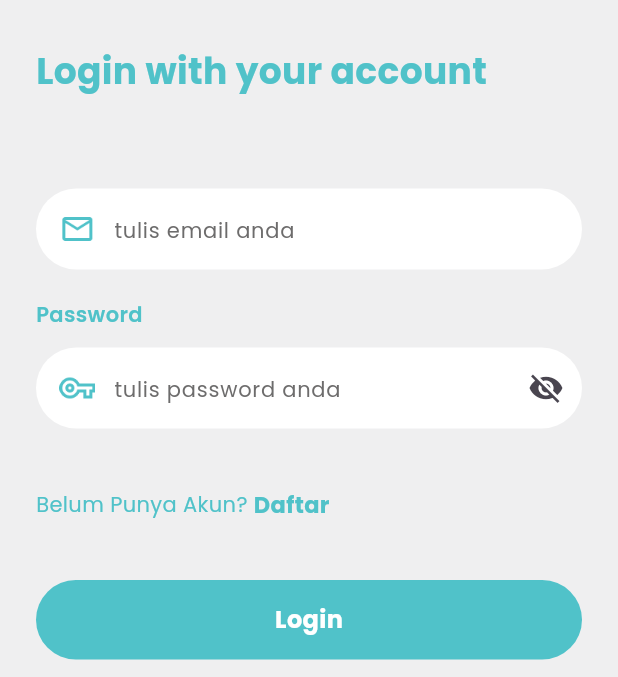
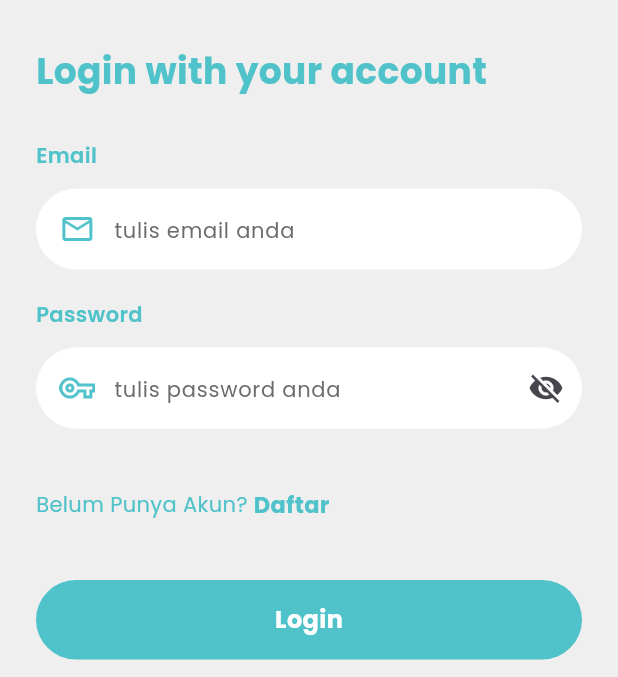
Before and after one commit to MaulanaBarzaqi/inetagan, a Flutter app: the screen it shows after launch, on a phone screen of 412 x 824 dp, the part 257-934 px from its top. Run offline on Flutter 3.47's test engine with Material 3 defaults, Android fonts, the phone set to English and light mode, and no system bars; our stand-ins replace bloc, dartz, dio, equatable, flutter_bloc, gap and 3 more.

Commit message:
error login

```diff
--- a/lib/common/routes.dart
+++ b/lib/common/routes.dart
@@ -1,15 +1,23 @@
+import 'package:go_router/go_router.dart';
 import 'package:inetagan/features/home/presentation/pages/home_page.dart';
 import 'package:inetagan/features/login/presentation/pages/login_page.dart';
 
-enum MyRoute {
-  login('/login'),
-  home('/home');
-
-  final String name;
-  const MyRoute(this.name);
+class RouteNames {
+  static const login = 'login';
+  static const home = 'home';
 }
 
-final routes = {
-  MyRoute.login.name: (context) => const LoginPage(),
-  MyRoute.home.name: (context) => const HomePage(),
-};
+final GoRouter router = GoRouter(
+  routes: [
+    GoRoute(
+      name: RouteNames.login,
+      path: '/',
+      builder: (context, state) => LoginPage(),
+    ),
+    GoRoute(
+      name: RouteNames.home,
+      path: '/home',
+      builder: (context, state) => HomePage(),
+    ),
+  ],
+);
--- a/lib/features/login/data/models/user_model.dart
+++ b/lib/features/login/data/models/user_model.dart
@@ -8,7 +8,7 @@ class UserModel extends UserEntity {
     required super.name,
     required super.email,
     required super.role,
-    // required super.deviceToken,
+    super.deviceToken,
     required super.createdAt,
     required super.updatedAt,
   });
@@ -21,7 +21,7 @@ class UserModel extends UserEntity {
     name: json["name"],
     email: json["email"],
     role: json["role"],
-    // deviceToken: json["device_token"],
+    deviceToken: json["device_token"] ?? '',
     createdAt: DateTime.parse(json["created_at"]),
     updatedAt: DateTime.parse(json["updated_at"]),
   );
@@ -31,7 +31,7 @@ class UserModel extends UserEntity {
     "name": name,
     "email": email,
     "role": role,
-    // "device_token": deviceToken,
+    "device_token": deviceToken ?? '',
     "created_at": createdAt.toIso8601String(),
     "updated_at": updatedAt.toIso8601String(),
   };
--- a/lib/features/login/domain/entities/user_entity.dart
+++ b/lib/features/login/domain/entities/user_entity.dart
@@ -5,7 +5,7 @@ class UserEntity extends Equatable {
   final String name;
   final String email;
   final String role;
-  // final String deviceToken;
+  final String? deviceToken;
   final DateTime createdAt;
   final DateTime updatedAt;
 
@@ -14,7 +14,7 @@ class UserEntity extends Equatable {
     required this.name,
     required this.email,
     required this.role,
-    // required this.deviceToken,
+    this.deviceToken,
     required this.createdAt,
     required this.updatedAt,
   });
@@ -25,7 +25,7 @@ class UserEntity extends Equatable {
     name,
     email,
     role,
-    // deviceToken,
+    deviceToken,
     createdAt,
     updatedAt,
   ];
--- a/lib/features/login/presentation/pages/login_page.dart
+++ b/lib/features/login/presentation/pages/login_page.dart
@@ -1,6 +1,7 @@
 import 'package:flutter/material.dart';
 import 'package:flutter_bloc/flutter_bloc.dart';
 import 'package:gap/gap.dart';
+import 'package:go_router/go_router.dart';
 import 'package:inetagan/common/routes.dart';
 import 'package:inetagan/constants/colors_constant.dart';
 import 'package:inetagan/features/login/presentation/bloc/login_bloc.dart';
@@ -43,7 +44,7 @@ class _LoginPageState extends State<LoginPage> {
           ),
           const Gap(30),
           Text(
-            '',
+            'Email',
             style: TextStyle(
               fontWeight: FontWeight.w600,
               fontSize: 14,
@@ -73,7 +74,9 @@ class _LoginPageState extends State<LoginPage> {
             obscureText: obscureText,
             hasSuffix: true,
             onSuffixPressed: () {
-              obscureText = !obscureText;
+              setState(() {
+                obscureText = !obscureText;
+              });
             },
           ),
           const Gap(40),
@@ -105,8 +108,9 @@ class _LoginPageState extends State<LoginPage> {
             listener: (context, state) {
               if (state is LoginSuccess) {
                 // navigate to homepage
-                Navigator.pushReplacementNamed(context, MyRoute.home.name);
-              } else if (state is LoginFailed) {
+                context.goNamed(RouteNames.home);
+              }
+              if (state is LoginFailed) {
                 showDialog(context: context, builder: (_) => ErrorDialog());
               }
             },
--- a/lib/main.dart
+++ b/lib/main.dart
@@ -18,10 +18,9 @@ class MyApp extends StatelessWidget {
   Widget build(BuildContext context) {
     return MultiBlocProvider(
       providers: [BlocProvider(create: (_) => locator<LoginBloc>())],
-      child: MaterialApp(
+      child: MaterialApp.router(
         debugShowCheckedModeBanner: false,
-        initialRoute: MyRoute.login.name,
-        routes: routes,
+        routerConfig: router,
         theme: ThemeData(
           textTheme: GoogleFonts.poppinsTextTheme(),
           scaffoldBackgroundColor: Color(0xffEFEFF0),
```
